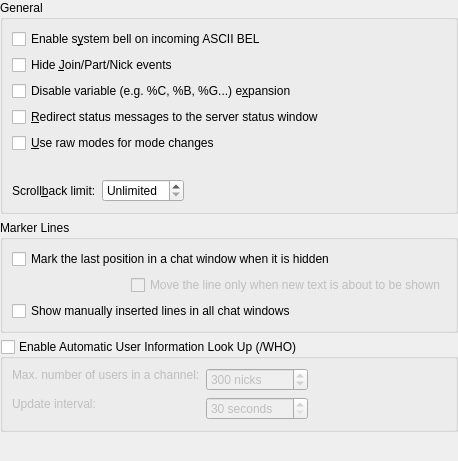
First picture: the form in src/preferences/chatwindowbehaviour_preferences.ui, repository KDE/konversation, before the edit.
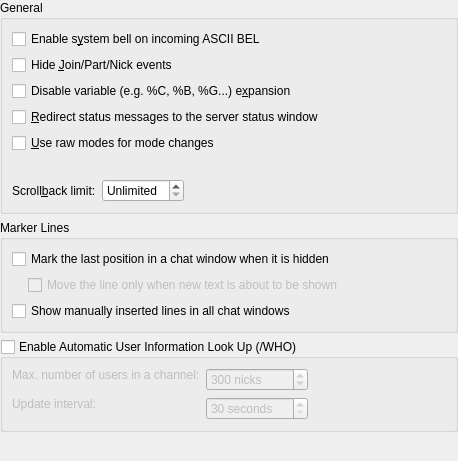
Second picture: the form after the edit. Custom widgets are drawn as their Qt base class.

Commit message: - Q3GroupBox -> QGroupBox - change layouts to make the fixed spacers (indentation-like) for checkboxes work

What changed in the file:
```diff
--- a/src/preferences/chatwindowbehaviour_preferences.ui
+++ b/src/preferences/chatwindowbehaviour_preferences.ui
@@ -9,12 +9,12 @@
     <height>461</height>
    </rect>
   </property>
-  <layout class="QVBoxLayout" >
+  <layout class="QVBoxLayout" name="verticalLayout_2" >
    <property name="margin" >
     <number>0</number>
    </property>
    <item>
-    <widget class="Q3GroupBox" name="groupBox3" >
+    <widget class="QGroupBox" name="groupBox3" >
      <property name="title" >
       <string>General</string>
      </property>
@@ -131,19 +131,12 @@
     </widget>
    </item>
    <item>
-    <widget class="Q3GroupBox" name="groupBox3_2" >
+    <widget class="QGroupBox" name="groupBox3_2" >
      <property name="title" >
       <string>Marker Lines</string>
      </property>
-     <layout class="QGridLayout" >
-      <item row="2" column="0" colspan="2" >
-       <widget class="QCheckBox" name="kcfg_MarkerLineInAllViews" >
-        <property name="text" >
-         <string>Show manually inserted lines in all chat windows</string>
-        </property>
-       </widget>
-      </item>
-      <item row="0" column="0" colspan="2" >
+     <layout class="QVBoxLayout" name="verticalLayout" >
+      <item>
        <widget class="QCheckBox" name="kcfg_AutomaticRememberLine" >
         <property name="whatsThis" >
          <string>Inserts a remember line into the chat window when you switch to another chat window or minimize the application.</string>
@@ -156,17 +149,9 @@
         </property>
        </widget>
       </item>
-      <item row="1" column="1" >
-       <widget class="QCheckBox" name="kcfg_AutomaticRememberLineOnlyOnTextChange" >
-        <property name="enabled" >
-         <bool>false</bool>
-        </property>
-        <property name="text" >
-         <string>Move the line only when new text is about to be shown</string>
-        </property>
-       </widget>
-      </item>
-      <item row="1" column="0" >
+      <item>
+       <layout class="QHBoxLayout" name="horizontalLayout" >
+        <item>
        <spacer name="spacer9" >
         <property name="orientation" >
          <enum>Qt::Horizontal</enum>
@@ -182,11 +167,30 @@
         </property>
        </spacer>
       </item>
-     </layout>
-    </widget>
-   </item>
+        <item>
+         <widget class="QCheckBox" name="kcfg_AutomaticRememberLineOnlyOnTextChange" >
+          <property name="enabled" >
+           <bool>false</bool>
+          </property>
+          <property name="text" >
+           <string>Move the line only when new text is about to be shown</string>
+          </property>
+         </widget>
+        </item>
+       </layout>
+      </item>
+      <item>
+       <widget class="QCheckBox" name="kcfg_MarkerLineInAllViews" >
+        <property name="text" >
+         <string>Show manually inserted lines in all chat windows</string>
+        </property>
+       </widget>
+      </item>
+     </layout>
+    </widget>
+   </item>
    <item>
-    <widget class="Q3GroupBox" name="kcfg_AutoWhoContinuousEnabled" >
+    <widget class="QGroupBox" name="kcfg_AutoWhoContinuousEnabled" >
      <property name="title" >
       <string>Enable Automatic User Information Look Up (/WHO)</string>
      </property>
@@ -311,14 +315,6 @@
    </item>
   </layout>
  </widget>
- <customwidgets>
-  <customwidget>
-   <class>Q3GroupBox</class>
-   <extends>QGroupBox</extends>
-   <header>Qt3Support/Q3GroupBox</header>
-   <container>1</container>
-  </customwidget>
- </customwidgets>
  <resources/>
  <connections>
   <connection>
```
Lines whose indentation alone changed are shown as unchanged. The commit also changes 2 other files.
